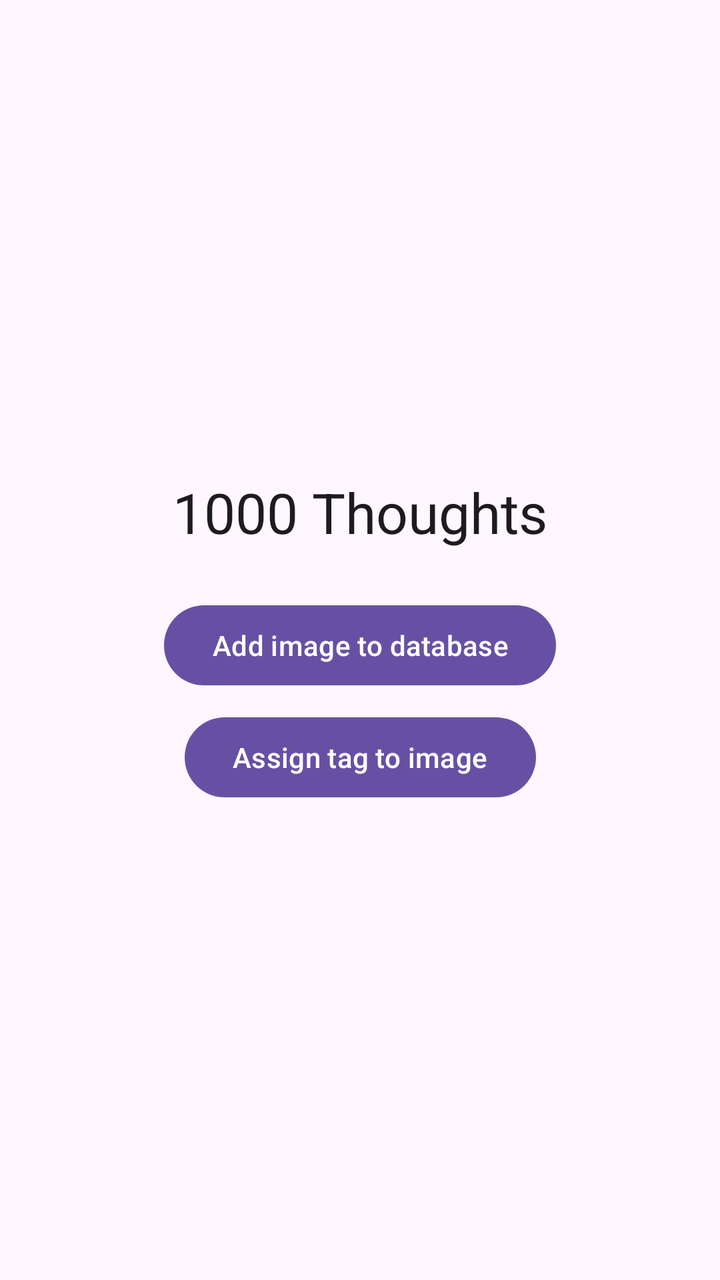
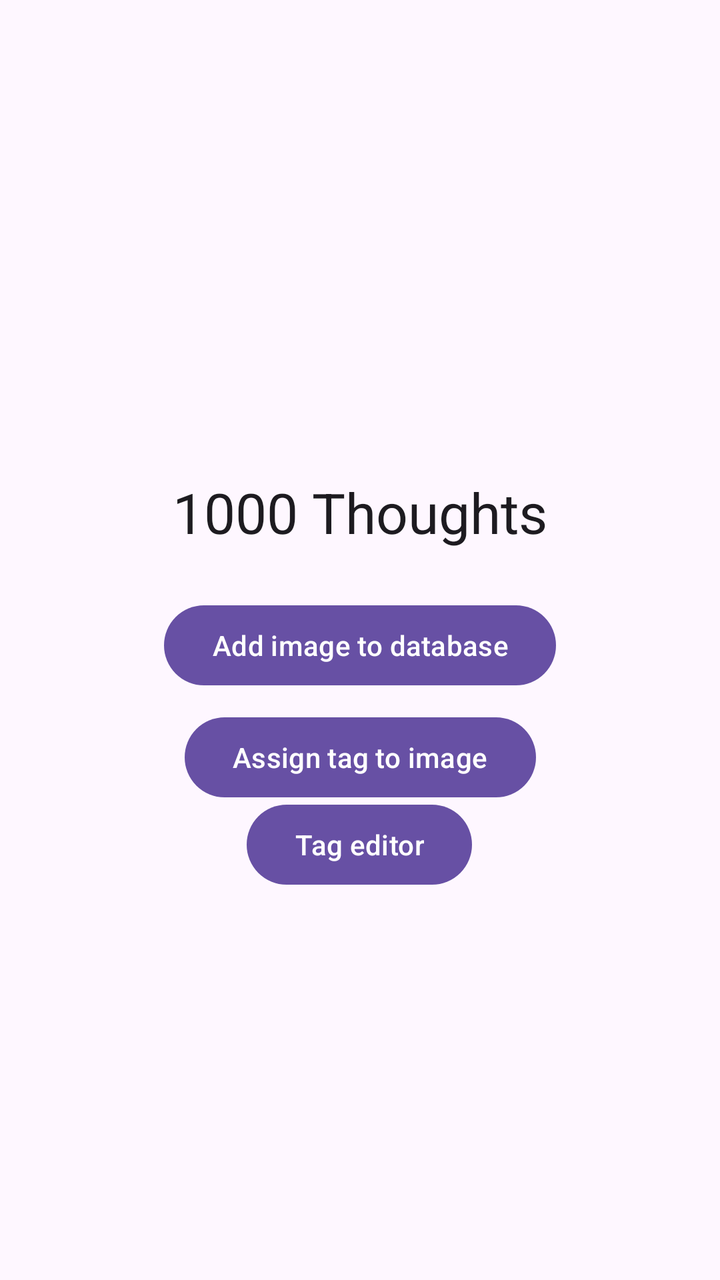

An Android layout rendered at two revisions. The XML below is the earlier revision; the diff shows what the commit changed to produce the second picture.
<!-- AndroidManifest.xml: application theme Theme._1000Thoughts -->
<!-- res/layout/activity_main.xml -->
<?xml version="1.0" encoding="utf-8"?>
<androidx.constraintlayout.widget.ConstraintLayout xmlns:android="http://schemas.android.com/apk/res/android"
    xmlns:app="http://schemas.android.com/apk/res-auto"
    xmlns:tools="http://schemas.android.com/tools"
    android:id="@+id/main"
    android:layout_width="match_parent"
    android:layout_height="match_parent"
    tools:context=".MainActivity">

    <TextView
        android:id="@+id/main_title"
        android:layout_width="wrap_content"
        android:layout_height="wrap_content"
        android:text="@string/app_name"
        android:textAppearance="?attr/textAppearanceHeadlineMedium"
        app:layout_constraintBottom_toTopOf="@id/image_test_button"
        app:layout_constraintEnd_toEndOf="parent"
        app:layout_constraintStart_toStartOf="parent"
        app:layout_constraintTop_toTopOf="parent"
        app:layout_constraintVertical_chainStyle="packed" />

    <Button
        android:id="@+id/image_test_button"
        android:layout_width="wrap_content"
        android:layout_height="wrap_content"
        android:layout_marginTop="24dp"
        android:text="@string/open_image_test"
        app:layout_constraintBottom_toTopOf="@id/tag_test_button"
        app:layout_constraintEnd_toEndOf="parent"
        app:layout_constraintStart_toStartOf="parent"
        app:layout_constraintTop_toBottomOf="@id/main_title" />

    <Button
        android:id="@+id/tag_test_button"
        android:layout_width="wrap_content"
        android:layout_height="wrap_content"
        android:layout_marginTop="8dp"
        android:text="@string/open_tag_test"
        app:layout_constraintBottom_toBottomOf="parent"
        app:layout_constraintEnd_toEndOf="parent"
        app:layout_constraintStart_toStartOf="parent"
        app:layout_constraintTop_toBottomOf="@id/image_test_button" />

</androidx.constraintlayout.widget.ConstraintLayout>
<!-- resources referenced by this layout -->
<resources>
  <string name="app_name">1000 Thoughts</string>
  <string name="open_image_test">Add image to database</string>
  <string name="open_tag_test">Assign tag to image</string>
  <style name="Theme._1000Thoughts" parent="Base.Theme._1000Thoughts" />
  <style name="Base.Theme._1000Thoughts" parent="Theme.Material3.DayNight.NoActionBar">
          
          
      </style>
</resources>

<!-- the commit's change to res/layout/activity_main.xml (unified diff, before → after) -->
@@ -41,4 +41,16 @@
         app:layout_constraintStart_toStartOf="parent"
         app:layout_constraintTop_toBottomOf="@id/image_test_button" />
 
+    <Button
+        android:id="@+id/editTagsButton"
+        android:layout_width="wrap_content"
+        android:layout_height="wrap_content"
+        android:text="@string/tag_edit"
+        app:layout_constraintBottom_toBottomOf="parent"
+        app:layout_constraintEnd_toEndOf="parent"
+        app:layout_constraintHorizontal_bias="0.498"
+        app:layout_constraintStart_toStartOf="parent"
+        app:layout_constraintTop_toTopOf="parent"
+        app:layout_constraintVertical_bias="0.673" />
+
 </androidx.constraintlayout.widget.ConstraintLayout>
<!-- resource entries referenced after the edit -->
@@ -3,6 +3,7 @@
   <string name="app_name">1000 Thoughts</string>
   <string name="open_image_test">Add image to database</string>
   <string name="open_tag_test">Assign tag to image</string>
+  <string name="tag_edit">Tag editor</string>
   <style name="Theme._1000Thoughts" parent="Base.Theme._1000Thoughts" />
   <style name="Base.Theme._1000Thoughts" parent="Theme.Material3.DayNight.NoActionBar">
           
